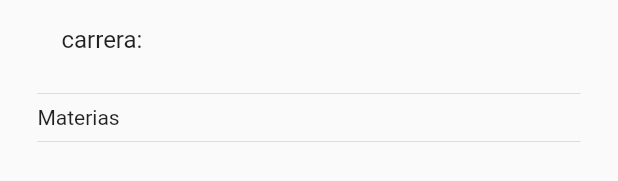
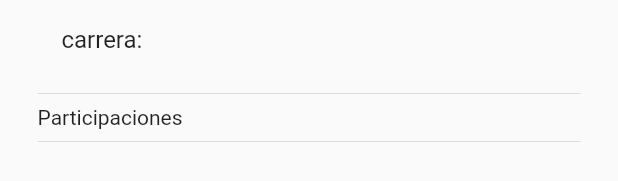
Before and after one commit to montionH/manejo_estados_tarea, a Flutter app: the InformacionUsuario widget shown alone on an empty page, opened directly with empty values, on a phone screen of 412 x 824 dp. Shown: the part 340-521 px from the top of the screen. Run offline on Flutter 3.47's test engine with Material 2 defaults, Android fonts, the phone set to English and light mode, and no system bars; our stand-ins replace get; missing offline and left inert: dart:html.

Commit message:
Add files via upload

```diff
--- a/lib/pantallas/pantalla1.dart
+++ b/lib/pantallas/pantalla1.dart
@@ -70,7 +70,7 @@ class InformacionUsuario extends StatelessWidget {
             title: Text('carrera: ${this.usuario.carrera}'),
           ),
           Divider(),
-          Text('Materias'),
+          Text('Participaciones'),
           Divider(),
           ...usuario.participacion.map(
             (e) => ListTile(
```
